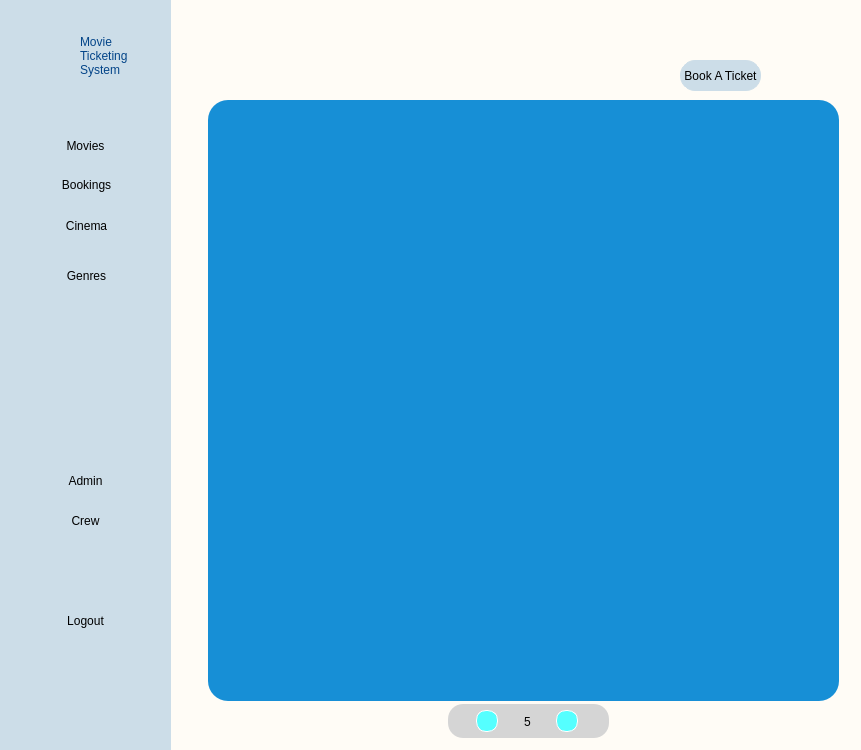
This is Ui_Files/movies.ui in edejeed/Movie-Ticketing as Qt 5 draws it before an edit. The edited form follows.
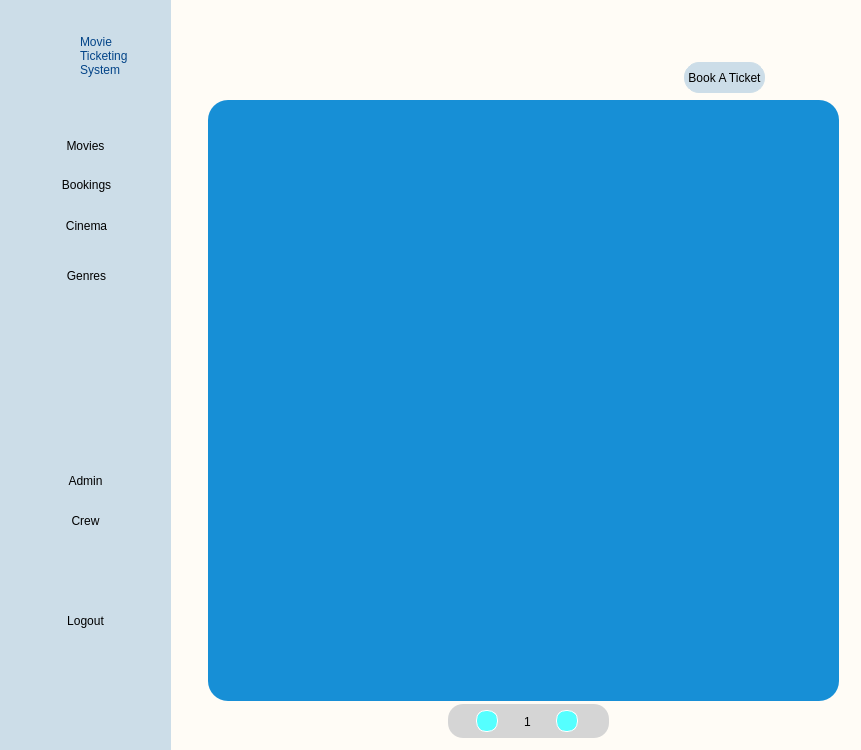
This is the edited form. Icons and pictures are not drawn.

The edit to the form file:
```diff
--- a/Ui_Files/movies.ui
+++ b/Ui_Files/movies.ui
@@ -478,8 +478,8 @@
     <widget class="QPushButton" name="bookTicket">
      <property name="geometry">
       <rect>
-       <x>520</x>
-       <y>60</y>
+       <x>524</x>
+       <y>62</y>
        <width>81</width>
        <height>31</height>
       </rect>
@@ -603,7 +603,7 @@
       <string notr="true">font: 75 12pt &quot;Century Gothic&quot;;</string>
      </property>
      <property name="text">
-      <string>5</string>
+      <string>1</string>
      </property>
      <property name="alignment">
       <set>Qt::AlignCenter</set>
```
Left out of the diff: 136 changed lines with no effect on the pictures.
